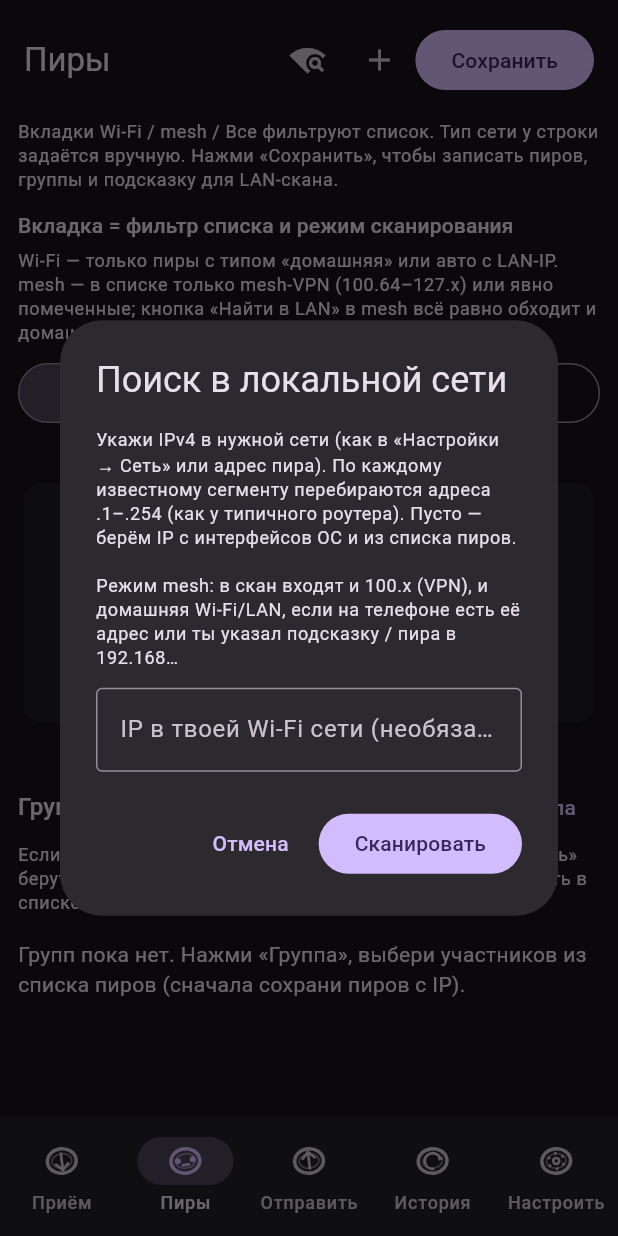
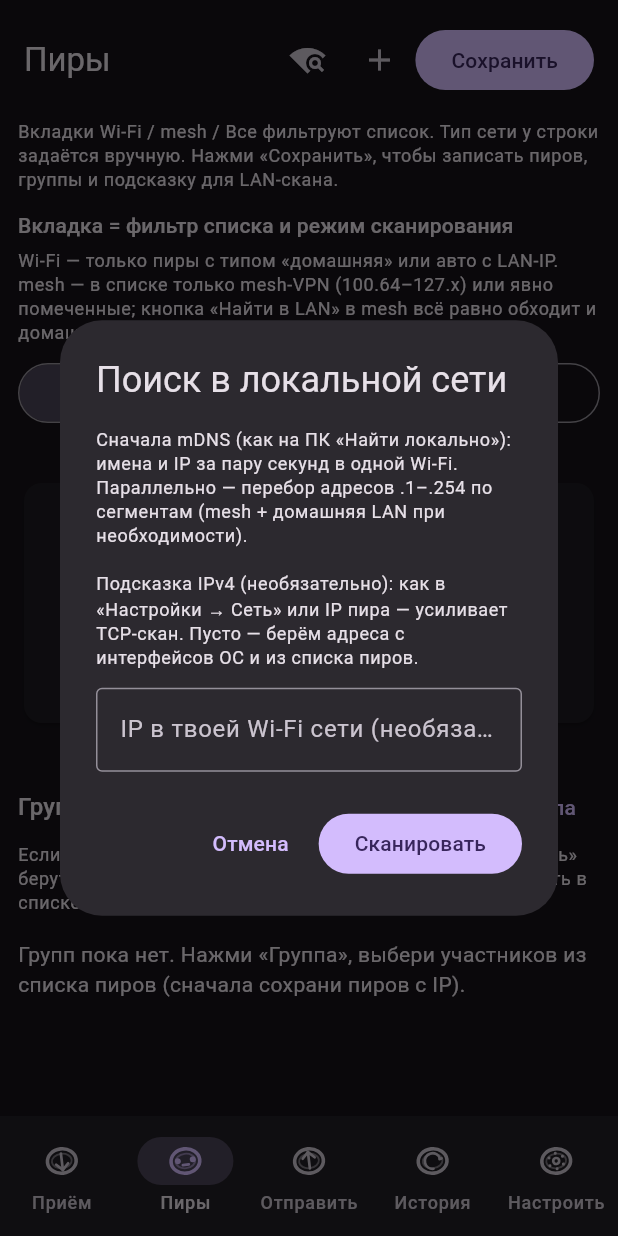
Before and after one commit to zapnikita95/portal, a Flutter app: the screen it shows after launch, item 2 of the bottom bar chosen, after a tap on the "wifi find" icon, on a phone screen of 412 x 824 dp. Run offline on Flutter 3.47's test engine with Material 3 defaults, Android fonts, the phone set to English and light mode, and no system bars; our stand-ins replace file_picker, flutter_local_notifications, multicast_dns, package_info_plus, permission_handler, shared_preferences and 1 more; missing offline and left inert: flutter_background_service, flutter_background_service_platform_interface, network_info_plus, receive_sharing_intent; accounts and stored records are empty.

Commit message:
flutter: mDNS discovery (_portal._tcp) + parallel LAN scan
- multicast_dns: browse same service as desktop zeroconf; show name (IP) in picker
- Android CHANGE_WIFI_MULTICAST_STATE; iOS NSLocalNetworkUsageDescription + NSBonjourServices
- docs/README/onboarding: mobile mDNS + TCP scan

Made-with: Cursor

```diff
--- a/portal_flutter/lib/ui/portal_onboarding.dart
+++ b/portal_flutter/lib/ui/portal_onboarding.dart
@@ -42,7 +42,7 @@ Future<void> showPortalQuickStartSheet(BuildContext context) async {
                 '• Установи Портал на компьютере и телефоне — сборки в релизах на GitHub.\n'
                 '• Пароль: общий в «Настроить» или свой у каждого пира (как на ПК в config.json) — так можно не светить один пароль на все машины.\n'
                 '• Подключись по локальной сети или через mesh-VPN (Tailscale / NetBird / ZeroTier / Headscale).\n'
-                '• LAN-скан: Wi‑Fi, mesh или «Все»; в mesh скан заодно обходит домашнюю LAN, если на телефоне есть её IP.\n'
+                '• «Найти в LAN»: mDNS (имена как на ПК) + TCP-скан; Wi‑Fi / mesh / «Все».\n'
                 '• Включи приём / фоновый сервис, добавь IP пира.\n\n'
                 'На iOS для приёма с ПК часто нужно держать приложение на экране — система режет фоновый TCP.',
                 style: Theme.of(ctx).textTheme.bodyMedium?.copyWith(
--- a/portal_flutter/lib/ui/screens/peers_screen.dart
+++ b/portal_flutter/lib/ui/screens/peers_screen.dart
@@ -1,6 +1,7 @@
 import 'package:flutter/material.dart';
 import 'package:portal_flutter/data/settings_repository.dart';
 import 'package:portal_flutter/portal/lan_scan.dart';
+import 'package:portal_flutter/portal/portal_mdns_discover.dart';
 import 'package:portal_flutter/portal/portal_secrets.dart';
 import 'package:portal_flutter/portal/protocol_client.dart';
 
@@ -231,11 +232,10 @@ class _PeersScreenState extends State<PeersScreen> {
               crossAxisAlignment: CrossAxisAlignment.start,
               children: [
                 Text(
-                  'Укажи IPv4 в нужной сети (как в «Настройки → Сеть» или адрес пира). '
-                  'По каждому известному сегменту перебираются адреса .1–.254 (как у типичного роутера). '
-                  'Пусто — берём IP с интерфейсов ОС и из списка пиров.\n\n'
-                  'Режим mesh: в скан входят и 100.x (VPN), и домашняя Wi‑Fi/LAN, если на телефоне есть её адрес '
-                  'или ты указал подсказку / пира в 192.168…',
+                  'Сначала mDNS (как на ПК «Найти локально»): имена и IP за пару секунд в одной Wi‑Fi. '
+                  'Параллельно — перебор адресов .1–.254 по сегментам (mesh + домашняя LAN при необходимости).\n\n'
+                  'Подсказка IPv4 (необязательно): как в «Настройки → Сеть» или IP пира — усиливает TCP-скан. '
+                  'Пусто — берём адреса с интерфейсов ОС и из списка пиров.',
                   style: Theme.of(ctx).textTheme.bodySmall,
                 ),
                 const SizedBox(height: 12),
@@ -312,41 +312,49 @@ class _PeersScreenState extends State<PeersScreen> {
             const SizedBox(width: 20),
             Expanded(
               child: Text(
-                'Ищем Portal (${lanScanScopeLabel(_lanScope)})…',
+                'Ищем Portal: mDNS + скан (${lanScanScopeLabel(_lanScope)})…',
               ),
             ),
           ],
         ),
       ),
     );
-    List<String> found;
-    try {
-      found = await scanLanForPortalHosts(
+    final results = await Future.wait([
+      discoverPortalMdnsPeers()
+          .catchError((Object _, StackTrace __) => <PortalMdnsPeer>[]),
+      scanLanForPortalHosts(
         candidateSecrets: PortalSecrets.orderedCandidateSecrets(st),
         scope: _lanScope,
         peerHints: peerHints,
         manualLanSeedIp: manual,
-      );
-    } catch (e) {
-      found = [];
-      if (mounted) {
-        Navigator.of(context).pop();
-        ScaffoldMessenger.of(context).showSnackBar(
-          SnackBar(content: Text('Скан: $e')),
-        );
-      }
-      return;
-    }
+      ).catchError((Object _, StackTrace __) => <String>[]),
+    ]);
     if (!mounted) return;
     Navigator.of(context).pop();
+
+    final mdnsPeers = results[0] as List<PortalMdnsPeer>;
+    final scanIps = results[1] as List<String>;
+    final mdnsNames = <String, String>{};
+    for (final p in mdnsPeers) {
+      mdnsNames[p.ipv4] = p.displayName.trim().isEmpty ? p.ipv4 : p.displayName.trim();
+    }
+    final foundIps = <String>{...scanIps, ...mdnsNames.keys};
+    final found = foundIps.toList()
+      ..sort((a, b) {
+        final ta = mdnsNames.containsKey(a) ? '${mdnsNames[a]} ($a)' : a;
+        final tb = mdnsNames.containsKey(b) ? '${mdnsNames[b]} ($b)' : b;
+        return ta.toLowerCase().compareTo(tb.toLowerCase());
+      });
+
     if (found.isEmpty) {
       ScaffoldMessenger.of(context).showSnackBar(
         const SnackBar(
           content: Text(
-            'Никого не нашли. ПК/телефон слушают :12345, пароль совпадает с config.json; '
-            'на iPhone приём часто только с открытым приложением; mesh-режим теперь тоже обходит домашнюю LAN.',
+            'Никого не нашли. mDNS — только в одной локальной сети с ПК (zeroconf); '
+            'TCP-скан: :12345 и пароль как в config.json. '
+            'Чистый mesh без LAN часто не виден по mDNS; iPhone без открытого Portal может не ответить на ping.',
           ),
-          duration: Duration(seconds: 5),
+          duration: Duration(seconds: 7),
         ),
       );
       return;
@@ -366,8 +374,13 @@ class _PeersScreenState extends State<PeersScreen> {
                   keyboardDismissBehavior:
                       ScrollViewKeyboardDismissBehavior.onDrag,
                   children: found.map((ip) {
+                    final fromMdns = mdnsNames.containsKey(ip);
+                    final title = fromMdns ? '${mdnsNames[ip]} ($ip)' : ip;
                     return CheckboxListTile(
-                      title: Text(ip),
+                      title: Text(title),
+                      subtitle: fromMdns
+                          ? const Text('mDNS', style: TextStyle(fontSize: 12))
+                          : const Text('ping :12345', style: TextStyle(fontSize: 12)),
                       value: sel.contains(ip),
                       onChanged: (v) {
                         setLocal(() {
--- a/portal_flutter/pubspec.yaml
+++ b/portal_flutter/pubspec.yaml
@@ -1,7 +1,7 @@
 name: portal_flutter
 description: Portal mobile client — замена Kivy (Android + iOS, один код).
 publish_to: "none"
-version: 1.0.22+23
+version: 1.0.23+24
 
 environment:
   sdk: ">=3.3.0 <4.0.0"
@@ -25,6 +25,7 @@ dependencies:
   network_info_plus: ^6.1.4
   portal_android_downloads:
     path: packages/portal_android_downloads
+  multicast_dns: ^0.3.3
 
 dev_dependencies:
   flutter_test:
```
Also changed, not shown: portal_flutter/lib/portal/portal_mdns_discover.dart (added, +197 -0 lines), portal_flutter/pubspec.lock, 4 other files.
